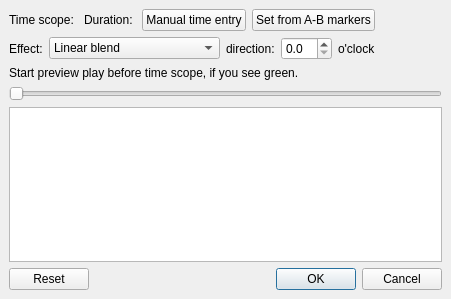
mean00/avidemux2, file avidemux_plugins/ADM_videoFilters6/fadeFromImage/qt4/fadeFromImage.ui: the form before one commit.
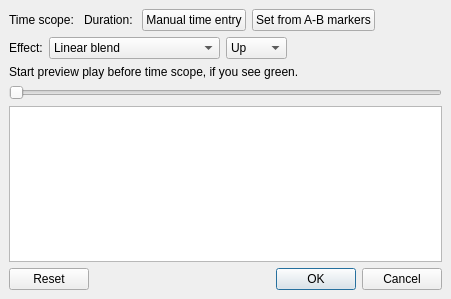
The form after the commit. Custom widgets are drawn as their Qt base class.

Commit message: [fadeFromImage] simplify direction input; add Push effect

Patch:
```diff
--- a/avidemux_plugins/ADM_videoFilters6/fadeFromImage/qt4/fadeFromImage.ui
+++ b/avidemux_plugins/ADM_videoFilters6/fadeFromImage/qt4/fadeFromImage.ui
@@ -129,33 +129,27 @@
       </widget>
      </item>
      <item>
-      <widget class="QLabel" name="labelParam">
+      <widget class="QComboBox" name="comboBoxDirection">
+       <item>
        <property name="text">
-        <string>direction:</string>
-       </property>
-      </widget>
+         <string>Up</string>
+        </property>
      </item>
      <item>
-      <widget class="QDoubleSpinBox" name="doubleSpinBoxEffectParam">
-       <property name="decimals">
-        <number>1</number>
-       </property>
-       <property name="minimum">
-        <double>0.000000000000000</double>
-       </property>
-       <property name="maximum">
-        <double>12.000000000000000</double>
-       </property>
-       <property name="singleStep">
-        <double>0.100000000000000</double>
-       </property>
-      </widget>
+        <property name="text">
+         <string>Right</string>
+        </property>
+       </item>
+       <item>
+        <property name="text">
+         <string>Down</string>
+        </property>
      </item>
      <item>
-      <widget class="QLabel" name="labelOClock">
        <property name="text">
-        <string>o'clock</string>
-       </property>
+         <string>Left</string>
+        </property>
+       </item>
       </widget>
      </item>
      <item>
```
Left out of the diff: 5 changed lines with no effect on the pictures. Lines whose indentation alone changed are shown as unchanged. The commit also changes 7 other files.
